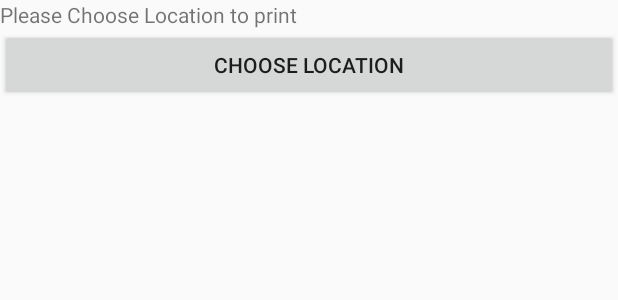
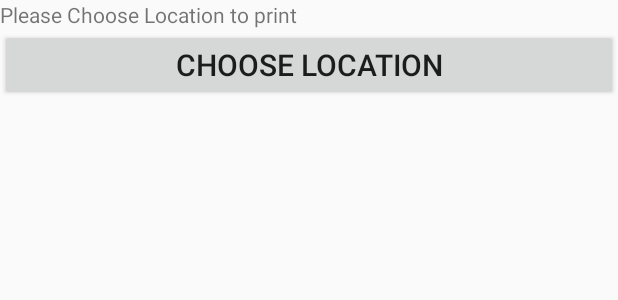
Before and after one commit to kevinfarel/projectSE, an Android app: the layout activity_print_now_menu.xml on its own in the app's theme, with its tools: preview values and no code run, on a phone screen of 412 x 824 dp. Shown: the top 300 px of the screen. Run offline under Robolectric (Android 15) with nearby library versions, the phone set to English and light mode, and no system bars.

Commit message:
ini coba commit push aja

```diff
--- a/app/src/main/res/layout/activity_print_now_menu.xml
+++ b/app/src/main/res/layout/activity_print_now_menu.xml
@@ -13,7 +13,8 @@
     <Button
         android:layout_width="match_parent"
         android:layout_height="wrap_content"
-        android:text="Choose Location"/>
+        android:text="Choose Location"
+        android:textSize="20dp"/>
     <TextView
         android:layout_width="match_parent"
         android:layout_height="wrap_content"
```
